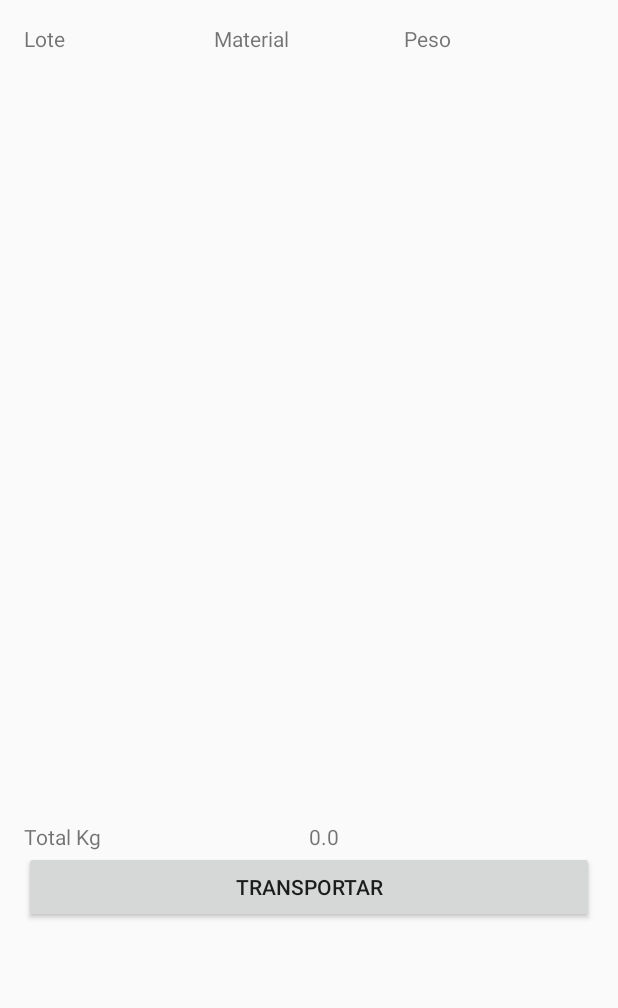
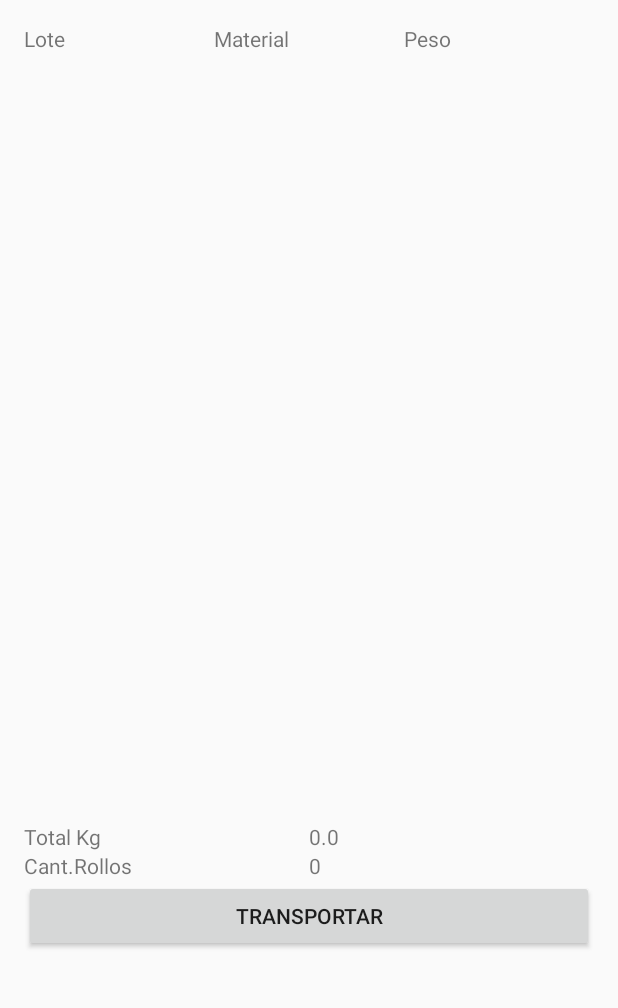
Before and after one commit to pr0x1/traslados, an Android app: the LectorFragment screen opened directly, with no data from a screen before it, tab 2 chosen, on a phone screen of 412 x 824 dp, the part 162-1170 px from its top. Run offline under Robolectric (Android 15) with nearby library versions, the phone set to English and light mode, and no system bars; 1 statement that could not run was skipped.

Commit message:
Contador Rollos y conexión sonda

```diff
--- a/app/src/main/java/com/a4app/develop/traslados/EnvioFragment.java
+++ b/app/src/main/java/com/a4app/develop/traslados/EnvioFragment.java
@@ -167,6 +167,7 @@ public class EnvioFragment extends Fragment {
                             .writeTimeout(3, TimeUnit.MINUTES)
                             .build();
                     Retrofit retrofit = new Retrofit.Builder()
+                            //.baseUrl("http://10.36.1.14:8040/apiTraslados/apiTraslados/") sonda
                             .baseUrl("http://10.1.2.20:8080/apiTraslados/apiTraslados/")
                             .client(okHttpClient)
                             .addConverterFactory(GsonConverterFactory.create())
@@ -245,6 +246,7 @@ public class EnvioFragment extends Fragment {
         rvRollos.setLayoutManager(new LinearLayoutManager(contexto));
         enableSwipeToDeleteAndUndo();
         calculaKg();
+        cantidadRollos();
         return vista;
     }
 
@@ -316,6 +318,7 @@ public class EnvioFragment extends Fragment {
 
             adapter.addItem(lote, 0);
             calculaKg();
+            cantidadRollos();
           mCallback.onLotesActuales(lotes);
 
 
@@ -338,6 +341,16 @@ public class EnvioFragment extends Fragment {
     }
 
     /**
+     * Informa la cantidad de rollos en la lista
+     */
+
+    public void cantidadRollos(){
+        TextView cantiRollos = (TextView) vista.findViewById(R.id.tvCantRollos);
+        cantiRollos.setText(String.valueOf(lotes.size()));
+
+    }
+
+    /**
      * se crea un objeto {@link SwipeToDeleteCallback} que controla el gesto de deslizar el dedo de izquierda a derecha sobre la celda a borrar
      * con ellos se borrar el lote al que se le realizó el gesto
      */
@@ -353,6 +366,7 @@ public class EnvioFragment extends Fragment {
 
                 adapter.removeItem(position);
                 calculaKg();
+                cantidadRollos();
                 mCallback.onLotesActuales(lotes);
 
 
@@ -365,6 +379,7 @@ public class EnvioFragment extends Fragment {
                         adapter.restoreItem(item, position);
                         rvRollos.scrollToPosition(position);
                         calculaKg();
+                        cantidadRollos();
                         mCallback.onLotesActuales(lotes);
                     }
                 });
--- a/app/src/main/res/layout/fragment_envio.xml
+++ b/app/src/main/res/layout/fragment_envio.xml
@@ -103,7 +103,29 @@
             />
 
     </LinearLayout>
+        <LinearLayout xmlns:android="http://schemas.android.com/apk/res/android"
+            xmlns:tools="http://schemas.android.com/tools"
+            android:layout_width="match_parent"
+            android:layout_height= "wrap_content"
+            android:id="@+id/cantidadRollosLayaout"
+            android:orientation="horizontal"
+            >
+            <TextView
+                android:layout_width="0dp"
+                android:layout_height="wrap_content"
+                android:layout_weight="1"
+                android:text="@string/cant_rollos"
+                android:id="@+id/tvtCantRollos"
+                />
+            <TextView
+                android:layout_width="0dp"
+                android:layout_weight="1"
+                android:layout_height="wrap_content"
+                android:text="0"
+                android:id="@+id/tvCantRollos"
+                />
 
+        </LinearLayout>
         <Button
             android:id="@+id/btnTransportar"
             android:layout_width="match_parent"
--- a/app/src/main/res/values/strings.xml
+++ b/app/src/main/res/values/strings.xml
@@ -18,6 +18,7 @@
     <string name="hello_blank_fragment">Hello blank fragment</string>
     <string name="otroTransporte">Reanudar transporte anterior</string>
     <string name="lector">Leer etiqueta del Rollo</string>
+    <string name="cant_rollos">Cant.Rollos</string>
 
 
 </resources>
```
